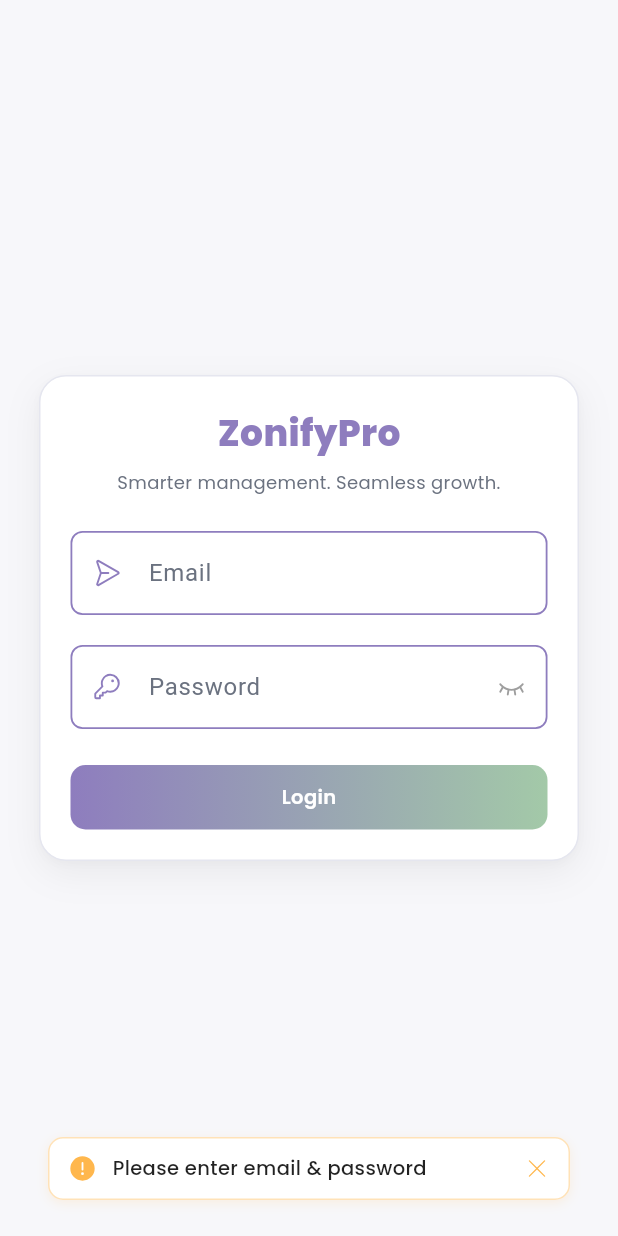
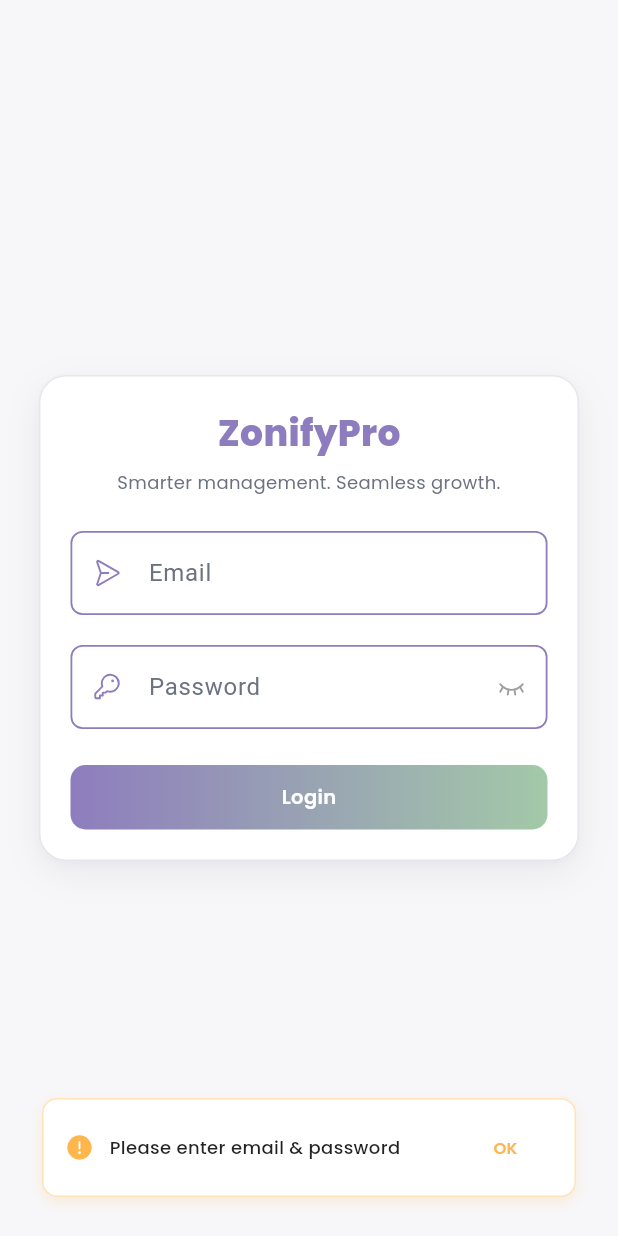
Before and after one commit to AbdulHaseeb4/ZonifyProApplication, a Flutter app: the screen it shows after launch, after a tap on "Login", on a phone screen of 412 x 824 dp. Run offline on Flutter 3.47's test engine with Material 3 defaults, Android fonts, the phone set to English and light mode, and no system bars; our stand-ins replace cloud_firestore, dotted_border, dropdown_button2, firebase_auth, firebase_core, flutter_riverpod and 4 more; accounts and stored records are empty.

Commit message:
custom snack bar with animation

```diff
--- a/lib/core/custom_snackbar.dart
+++ b/lib/core/custom_snackbar.dart
@@ -3,6 +3,21 @@ import 'package:google_fonts/google_fonts.dart';
 import 'package:phosphor_flutter/phosphor_flutter.dart';
 
 enum SnackBarType { success, error, warning, info }
+
+/// 🔹 Responsive helper with 3 breakpoints
+class Responsive {
+  static double width(BuildContext context) =>
+      MediaQuery.of(context).size.width;
+
+  static bool isMobile(BuildContext context) => width(context) < 600;
+
+  static bool isTablet(BuildContext context) {
+    final w = width(context);
+    return w >= 600 && w < 1024;
+  }
+
+  static bool isDesktop(BuildContext context) => width(context) >= 1024;
+}
 
 class CustomSnackBar {
   static void show(
@@ -15,46 +30,62 @@ class CustomSnackBar {
 
     switch (type) {
       case SnackBarType.success:
-        accent = const Color(0xFF4CAF50); // soft green
+        accent = const Color(0xFF4CAF50);
         icon = PhosphorIconsFill.checkCircle;
         break;
       case SnackBarType.error:
-        accent = const Color(0xFFE57373); // soft red
+        accent = const Color(0xFFE57373);
         icon = PhosphorIconsFill.xCircle;
         break;
       case SnackBarType.warning:
-        accent = const Color(0xFFFFB74D); // amber
+        accent = const Color(0xFFFFB74D);
         icon = PhosphorIconsFill.warningCircle;
         break;
       case SnackBarType.info:
-        accent = const Color(0xFF64B5F6); // light blue
+        accent = const Color(0xFF64B5F6);
         icon = PhosphorIconsFill.info;
         break;
+    }
+
+    // ✅ Responsive width
+    double snackWidth;
+    if (Responsive.isMobile(context)) {
+      snackWidth = double.infinity; // full width
+    } else if (Responsive.isTablet(context)) {
+      snackWidth = Responsive.width(context) * 0.7; // 70% of screen
+    } else {
+      snackWidth = 400; // fixed card for desktop
     }
 
     final snackBar = SnackBar(
       elevation: 0,
       behavior: SnackBarBehavior.floating,
       backgroundColor: Colors.transparent,
-      margin: const EdgeInsets.symmetric(horizontal: 16, vertical: 10),
-      duration: const Duration(seconds: 5),
-      content: Container(
+      duration: const Duration(seconds: 6),
+      margin: const EdgeInsets.symmetric(horizontal: 12, vertical: 12),
+      content: Center(
+        child: TweenAnimationBuilder<double>(
+          tween: Tween(begin: 1.2, end: 1.0), // zoom bounce
+          duration: const Duration(milliseconds: 500),
+          curve: Curves.elasticOut,
+          builder: (context, scale, child) {
+            return Transform.scale(scale: scale, child: child);
+          },
+          child: Container(
+            width: snackWidth,
             padding: const EdgeInsets.symmetric(
-          horizontal: 12,
-          vertical: 10,
-        ), // slim
+              horizontal: 14,
+              vertical: 8,
+            ), // ✅ thin
             decoration: BoxDecoration(
               color: Colors.white,
               borderRadius: BorderRadius.circular(10),
-          border: Border.all(
-            color: accent.withValues(alpha: 0.4), // ✅ new API
-            width: 1,
-          ),
+              border: Border.all(color: accent.withOpacity(0.4), width: 1),
               boxShadow: [
                 BoxShadow(
-              color: accent.withValues(alpha: 0.15), // ✅ new API
-              blurRadius: 6,
-              offset: const Offset(0, 2),
+                  color: accent.withOpacity(0.2),
+                  blurRadius: 8,
+                  offset: const Offset(0, 3),
                 ),
               ],
             ),
@@ -68,21 +99,34 @@ class CustomSnackBar {
                   child: Text(
                     message,
                     style: GoogleFonts.poppins(
-                  fontSize: 13,
+                      fontSize: Responsive.isMobile(context) ? 12 : 13,
                       fontWeight: FontWeight.w500,
                       color: Colors.black87,
                     ),
                   ),
                 ),
 
-            // Close Button
-            GestureDetector(
-              onTap: () {
+                // OK Button
+                TextButton(
+                  onPressed: () {
                     ScaffoldMessenger.of(context).hideCurrentSnackBar();
                   },
-              child: Icon(PhosphorIconsLight.x, size: 18, color: accent),
+                  style: TextButton.styleFrom(
+                    foregroundColor: accent,
+                    padding: const EdgeInsets.symmetric(
+                      horizontal: 8,
+                      vertical: 4,
+                    ), // ✅ slim button
+                    textStyle: GoogleFonts.poppins(
+                      fontSize: Responsive.isMobile(context) ? 11 : 12,
+                      fontWeight: FontWeight.w600,
+                    ),
+                  ),
+                  child: const Text("OK"),
                 ),
               ],
+            ),
+          ),
         ),
       ),
     );
```
Lines whose indentation alone changed are shown as unchanged.
